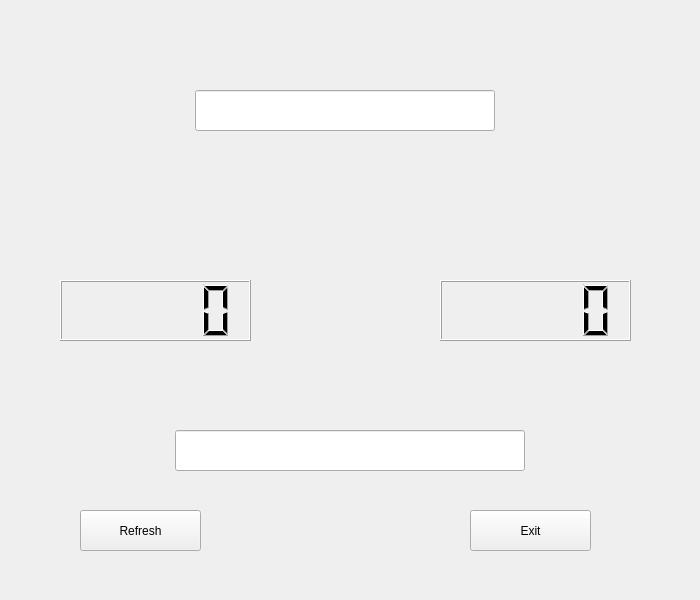
Before: the Qt Designer form Project 1/SensorUI.ui in hpreshit/eid-fall2018, drawn with Qt 5.
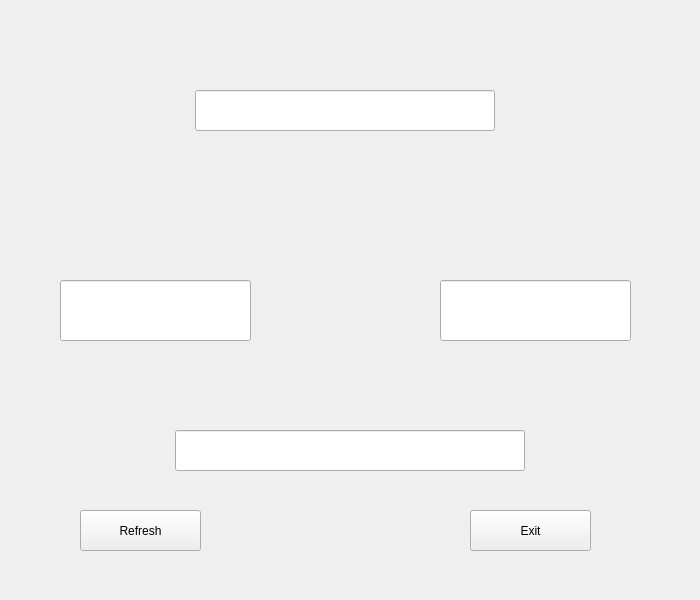
After: the same form once the commit is applied. Icons and pictures are not drawn.

```diff
--- a/Project 1/SensorUI.ui
+++ b/Project 1/SensorUI.ui
@@ -13,26 +13,6 @@
   <property name="windowTitle">
    <string>Form</string>
   </property>
-  <widget class="QLCDNumber" name="temperatureDisplay">
-   <property name="geometry">
-    <rect>
-     <x>440</x>
-     <y>280</y>
-     <width>191</width>
-     <height>61</height>
-    </rect>
-   </property>
-  </widget>
-  <widget class="QLCDNumber" name="humidityDisplay">
-   <property name="geometry">
-    <rect>
-     <x>60</x>
-     <y>280</y>
-     <width>191</width>
-     <height>61</height>
-    </rect>
-   </property>
-  </widget>
   <widget class="QPushButton" name="refreshButton">
    <property name="geometry">
     <rect>
@@ -151,6 +131,26 @@
     <pixmap>../../../Downloads/rsz_alert.png</pixmap>
    </property>
   </widget>
+  <widget class="QLineEdit" name="temperatureDisplay">
+   <property name="geometry">
+    <rect>
+     <x>60</x>
+     <y>280</y>
+     <width>191</width>
+     <height>61</height>
+    </rect>
+   </property>
+  </widget>
+  <widget class="QLineEdit" name="humidityDisplay">
+   <property name="geometry">
+    <rect>
+     <x>440</x>
+     <y>280</y>
+     <width>191</width>
+     <height>61</height>
+    </rect>
+   </property>
+  </widget>
  </widget>
  <resources/>
  <connections>
```
